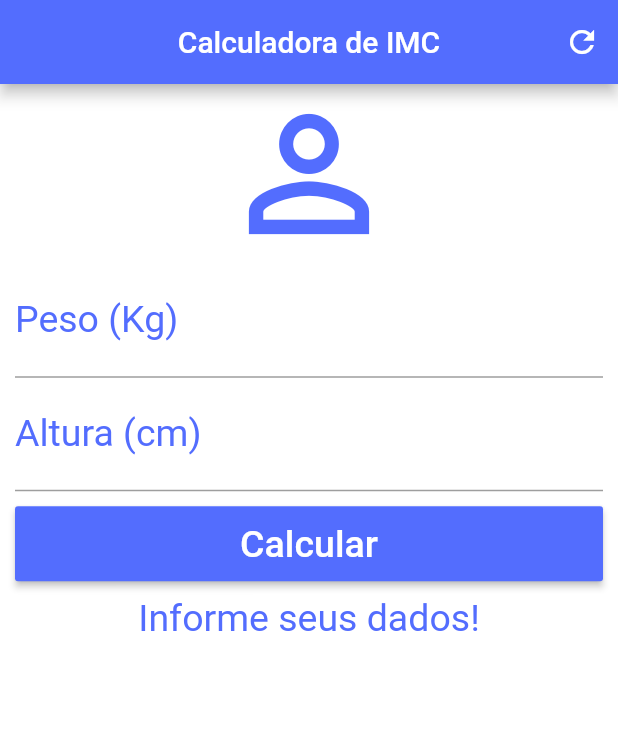
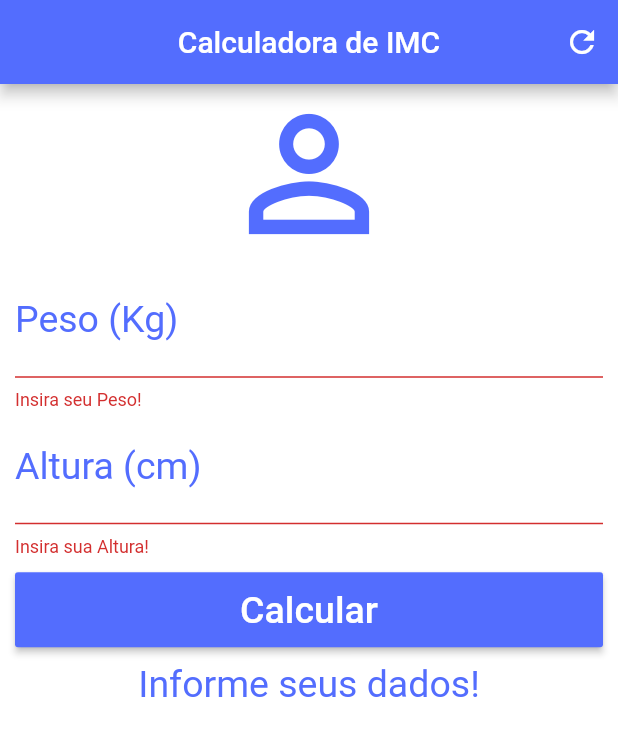
Before and after one commit to Thejoker2012/calculo_imc, a Flutter app: the screen it shows after launch, after a tap on "Calcular", on a phone screen of 412 x 824 dp. Shown: the top 736 px of the screen. Run offline on Flutter 3.47's test engine with Material 2 defaults, Android fonts, the phone set to English and light mode, and no system bars.

Commit message:
Atualização *Implementando o GlobalKey<FormState> *Criando Strings de informação para ser usada no código *Adcicionando a Form e colocando a Column como filho *Trocando TextFilds por TextFormFields e adicionando a função validator() *Validações para campos vazios

```diff
--- a/lib/main.dart
+++ b/lib/main.dart
@@ -19,21 +19,30 @@ class _HomeState extends State<Home> {
   TextEditingController alturaController =
       TextEditingController(); //Controladores
 
+  GlobalKey<FormState> _formKey =
+      GlobalKey<FormState>(); //instanciando uma chave global
+
   String _infoText = "Informe seus dados!";
+  String _infoText1 = "Insira seu Peso!";
+  String _infoText2 = "Insira sua Altura!";
+
 
   void _resetFields() {
     //Função para limpar os campos de texto
     pesoController.text = "";
     alturaController.text = "";
-    setState(() { //Sempre utilizar o setState quando usar variáveis que se modificam dentro do app
+    setState(() {
+      //Sempre utilizar o setState quando usar variáveis que se modificam dentro do app
       _infoText = "Informe seus dados!";
+      _formKey = GlobalKey<FormState>();
     });
   }
 
   void _calcularImc() {
     //Função para calcular o imc
 
-    setState(() {//Informa ao compilador que houve alguma mudanca no layout
+    setState(() {
+      //Informa ao compilador que houve alguma mudanca no layout
       double peso = double.parse(pesoController.text);
       double altura = double.parse(alturaController.text) / 100;
       double imc = peso / (altura * altura);
@@ -76,7 +85,9 @@ class _HomeState extends State<Home> {
         //Adicionando um Scroll
         padding: EdgeInsets.fromLTRB(10.0, 0.0, 10.0, 0.0),
         //Recuo sobre as laterais de toda a ScrowView
-        child: Column(
+        child: Form(
+            key: _formKey,
+            child: Column(
           //Filho da ScrollView
           //Widget usado para agrupar outros widgets na vertical
           crossAxisAlignment: CrossAxisAlignment.stretch,
@@ -86,7 +97,7 @@ class _HomeState extends State<Home> {
             Icon(Icons.person_outline, size: 120.0, color: Colors.indigoAccent),
             //Ícone já incluso no sistema
 
-            TextField(
+            TextFormField( //O TextFormField possui uma função chamada validator
               keyboardType: TextInputType.number,
               //Cria um campo de texto que só aceitará numeros
               decoration: InputDecoration(
@@ -102,10 +113,15 @@ class _HomeState extends State<Home> {
               style: TextStyle(color: Colors.indigoAccent, fontSize: 25.0),
               //Cor e tamanho da fonte que será digitado na caixa de texto
               controller:
-                  pesoController, //Definindo os controladores que serão responsáveis capturar os valores
+              pesoController, //Definindo os controladores que serão responsáveis capturar os valores
+              validator: (value){ //sempre que digitar algo nos campos e for validar ele vai chamar esta função anonima passando o valor que foi digitado no layout
+                if(value.isEmpty){
+                  return _infoText1;
+                }
+              },
             ),
 
-            TextField(
+            TextFormField( //O TextFormField possui uma função chamada validator
               keyboardType: TextInputType.number,
               //Cria um campo de texto que só aceitará numeros
               decoration: InputDecoration(
@@ -121,7 +137,12 @@ class _HomeState extends State<Home> {
               style: TextStyle(color: Colors.indigoAccent, fontSize: 25.0),
               //Cor e tamanho da fonte que será digitado na caixa de texto
               controller:
-                  alturaController, //Definindo os controladores que serão responsáveis capturar os valores
+              alturaController, //Definindo os controladores que serão responsáveis capturar os valores
+                validator: (value){ //sempre que digitar algo nos campos e for validar ele vai chamar esta função anonima passando o valor que foi digitado no layout
+                  if(value.isEmpty){
+                    return _infoText2;
+                  }
+                }
             ),
             Padding(
               //Alinhamento do botão
@@ -131,7 +152,11 @@ class _HomeState extends State<Home> {
                 //Container que vai receber o RaisedButton
                 height: 50.0, //Tamanho do container
                 child: RaisedButton(
-                  onPressed: _calcularImc,
+                  onPressed: (){
+                    if(_formKey.currentState.validate()){
+                      _calcularImc();
+                    }
+                  },
                   //Função que será chamada quando botão for clicado
                   child: Text(
                     //filho do RaisedButton
@@ -153,7 +178,7 @@ class _HomeState extends State<Home> {
                   fontSize: 25.0), //Cor e tamanho do texto
             )
           ],
-        ),
+        )),
       ),
     );
   }
```
